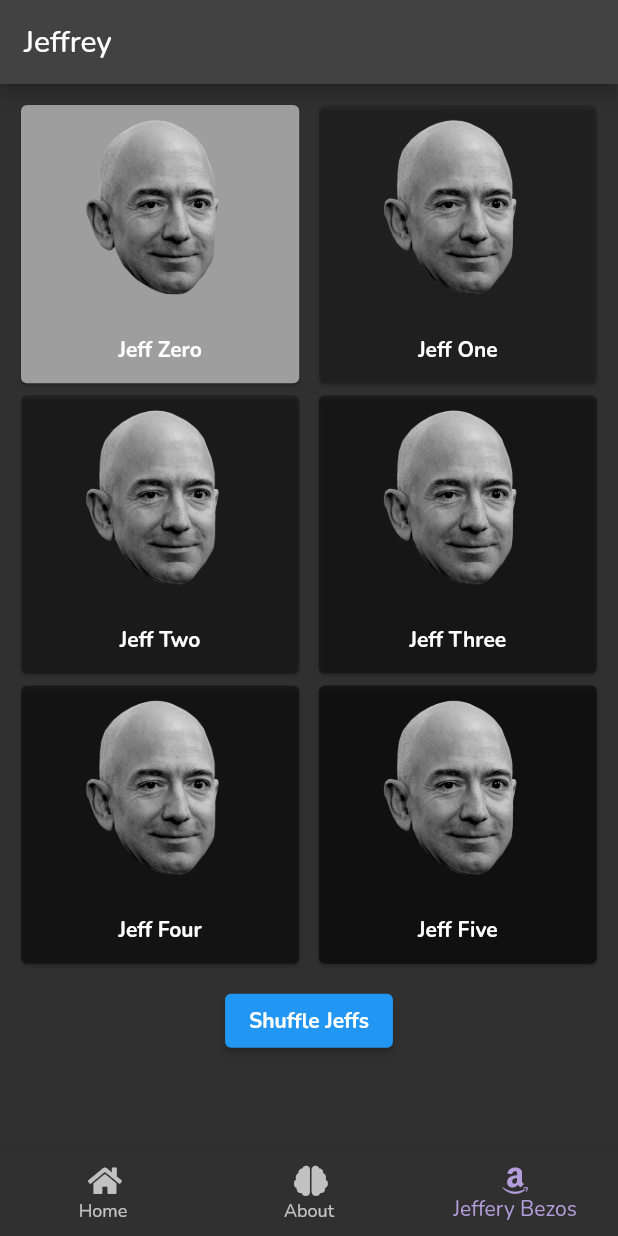
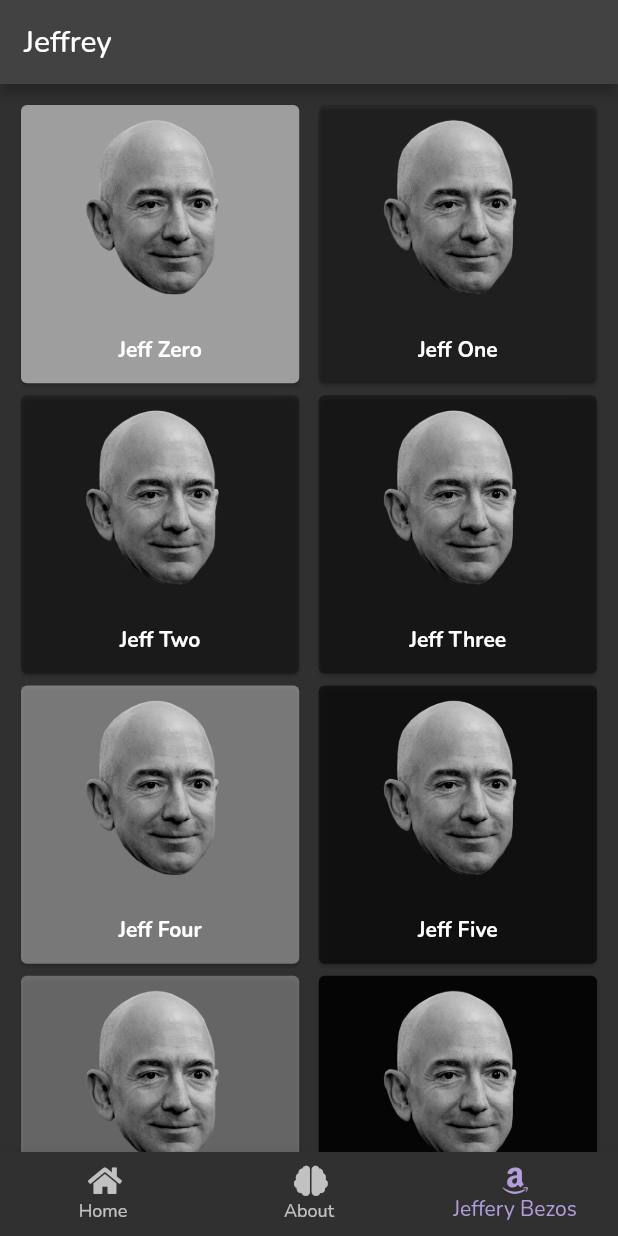
Before and after one commit to Squinnb/Virtual_Warehouse, a Flutter app: the screen it shows after launch, item 3 of the bottom bar chosen, on a phone screen of 412 x 824 dp. Run offline on Flutter 3.47's test engine with Material 2 defaults, Android fonts, the light colour scheme and no system bars; our stand-ins replace font_awesome_flutter, google_fonts; project files that could hold a hidden picture were left out.

Commit message:
Jeffrey directory and Home/home.dart file refactored to allow for the new JeffreyBody widget to take one widget as a child. That child widget will be whatever I want to practice making in flutter, could be a login form, or ListView widget that uses the jeff_data.

```diff
--- a/lib/Screens/Home/home.dart
+++ b/lib/Home/home.dart
@@ -1,7 +1,6 @@
 import 'package:flutter/material.dart';
 import 'package:provider/provider.dart';
-import 'Jeffrey/jeff_data.dart';
-import './Jeffrey/jeffItem.dart';
+import '../Jeffrey/jeff.dart';
 import '../../Shared/shared.dart';
 
 class HomeScreen extends StatefulWidget {
@@ -60,33 +59,11 @@ class AboutBody extends StatelessWidget {
 }
 
 class JeffreyBody extends StatelessWidget {
+  // add any of the jeffrey widgets to this body
   @override
   Widget build(BuildContext context) {
-    return Container(
-      child: Consumer<JeffBrain>(builder: (context, jeffData, child) {
-        return Column(
-          children: [
-            GridView.count(
-              shrinkWrap: true,
-              crossAxisCount: 2,
-              crossAxisSpacing: 5.0,
-              primary: false,
-              padding: EdgeInsets.all(10.0),
-              children: jeffData.jeffs.map((Jeff jb) {
-                return JeffItem(jb);
-              }).toList(),
-            ),
-            Center(
-              child: ElevatedButton(
-                child: Text("Shuffle Jeffs"),
-                onPressed: () {
-                  jeffData.shuffleJeffs();
-                },
-              ),
-            ),
-          ],
-        );
-      }),
-    );
+    return Consumer<JeffBrain>(builder: (context, jeffBrain, child) {
+      return JeffGrid(jeffBrain: jeffBrain);
+    });
   }
 }
--- a/lib/Screens/Home/Jeffrey/jeffItem.dart
+++ b/lib/Jeffrey/JeffItemScreen.dart
@@ -1,61 +1,6 @@
 import 'package:flutter/material.dart';
 import 'package:provider/provider.dart';
 import 'jeff_data.dart';
-
-class JeffItem extends StatelessWidget {
-  final Jeff jeff;
-  JeffItem(this.jeff);
-
-  @override
-  Widget build(BuildContext context) {
-    return Hero(
-      tag: jeff.id,
-      child: Card(
-        clipBehavior: Clip.antiAlias,
-        color: jeff.color,
-        child: InkWell(
-          onTap: () {
-            Navigator.of(context).push(
-              MaterialPageRoute(
-                builder: (BuildContext context) => JeffItemScreen(
-                  jeff: jeff,
-                ),
-              ),
-            );
-          },
-          child: Column(
-            crossAxisAlignment: CrossAxisAlignment.stretch,
-            mainAxisAlignment: MainAxisAlignment.center,
-            children: [
-              Expanded(
-                flex: 3,
-                child: SizedBox(
-                  child: Image.asset(
-                    'Images/bezos.png',
-                    fit: BoxFit.contain,
-                  ),
-                ),
-              ),
-              Expanded(
-                  flex: 1,
-                  child: Center(
-                    child: Text(
-                      jeff.name,
-                      style: TextStyle(
-                        height: 1.5,
-                        fontWeight: FontWeight.bold,
-                      ),
-                      overflow: TextOverflow.fade,
-                      softWrap: false,
-                    ),
-                  )),
-            ],
-          ),
-        ), // Inkwell gives parent onTap behavior
-      ),
-    );
-  }
-}
 
 class JeffItemScreen extends StatelessWidget {
   final Jeff jeff;
--- /dev/null
+++ b/lib/Jeffrey/jeff.dart
@@ -0,0 +1,4 @@
+export './jeff_data.dart';
+export './jeffItem.dart';
+export './jeffItemScreen.dart';
+export './jeffRow.dart';
--- /dev/null
+++ b/lib/Jeffrey/jeffItem.dart
@@ -0,0 +1,78 @@
+import 'package:flutter/material.dart';
+import 'JeffItemScreen.dart';
+import 'jeff_data.dart';
+
+class JeffItem extends StatelessWidget {
+  final Jeff jeff;
+  JeffItem({required this.jeff});
+
+  @override
+  Widget build(BuildContext context) {
+    return Hero(
+      tag: jeff.id,
+      child: Card(
+        clipBehavior: Clip.antiAlias,
+        color: jeff.color,
+        child: InkWell(
+          onTap: () {
+            Navigator.of(context).push(
+              MaterialPageRoute(
+                builder: (BuildContext context) => JeffItemScreen(
+                  jeff: jeff,
+                ),
+              ),
+            );
+          },
+          child: Column(
+            crossAxisAlignment: CrossAxisAlignment.stretch,
+            mainAxisAlignment: MainAxisAlignment.center,
+            children: [
+              Expanded(
+                flex: 3,
+                child: SizedBox(
+                  child: Image.asset(
+                    'Images/bezos.png',
+                    fit: BoxFit.contain,
+                  ),
+                ),
+              ),
+              Expanded(
+                flex: 1,
+                child: Center(
+                  child: Text(
+                    jeff.name,
+                    style: TextStyle(
+                      height: 1.5,
+                      fontWeight: FontWeight.bold,
+                    ),
+                    overflow: TextOverflow.fade,
+                    softWrap: false,
+                  ),
+                ),
+              ),
+            ],
+          ),
+        ), // Inkwell gives parent onTap behavior
+      ),
+    );
+  }
+}
+
+class JeffGrid extends StatelessWidget {
+  final JeffBrain jeffBrain;
+  const JeffGrid({Key? key, required this.jeffBrain}) : super(key: key);
+
+  @override
+  Widget build(BuildContext context) {
+    return GridView.count(
+      shrinkWrap: true,
+      crossAxisCount: 2,
+      crossAxisSpacing: 5.0,
+      primary: false,
+      padding: EdgeInsets.all(10.0),
+      children: jeffBrain.jeffs.map((Jeff jb) {
+        return JeffItem(jeff: jb);
+      }).toList(),
+    );
+  }
+}
--- a/lib/Screens/Home/Jeffrey/jeff_data.dart
+++ b/lib/Jeffrey/jeff_data.dart
@@ -6,8 +6,12 @@ class JeffBrain extends ChangeNotifier {
     Jeff(name: 'Jeff One', id: 1, color: Colors.black12),
     Jeff(name: 'Jeff Two', id: 2, color: Colors.black26),
     Jeff(name: 'Jeff Three', id: 3, color: Colors.black38),
-    Jeff(name: 'Jeff Four', id: 4, color: Colors.black45),
+    Jeff(name: 'Jeff Four', id: 4, color: Colors.white38),
     Jeff(name: 'Jeff Five', id: 5, color: Colors.black54),
+    Jeff(name: 'Jeff Six', id: 6, color: Colors.white30),
+    Jeff(name: 'Jeff Seven', id: 7, color: Colors.black87),
+    Jeff(name: 'Jeff Eight', id: 8, color: Colors.white70),
+    Jeff(name: 'Jeff Nine', id: 9, color: Colors.white60),
   ];
 
   int jeffreyPoints = 0;
--- a/lib/main.dart
+++ b/lib/main.dart
@@ -1,8 +1,8 @@
-import 'Screens/Home/home.dart';
+import 'Home/home.dart';
 import 'theme.dart';
 import 'routes.dart';
 import 'package:flutter/material.dart';
-import 'Screens/Home/Jeffrey/jeff_data.dart';
+import 'Jeffrey/jeff_data.dart';
 import 'package:provider/provider.dart';
 
 void main() {
--- a/lib/routes.dart
+++ b/lib/routes.dart
@@ -1,5 +1,6 @@
-import '../Screens/Home/home.dart';
+import 'Home/home.dart';
+import 'package:flutter/material.dart';
 
-var appRoutes = {
+Map<String, Widget Function(BuildContext)> appRoutes = {
   HomeScreen.id: (context) => HomeScreen(),
 };
```
Also changed, not shown: lib/Jeffrey/jeffRow.dart (added, +62 -0 lines), 1 other file.
